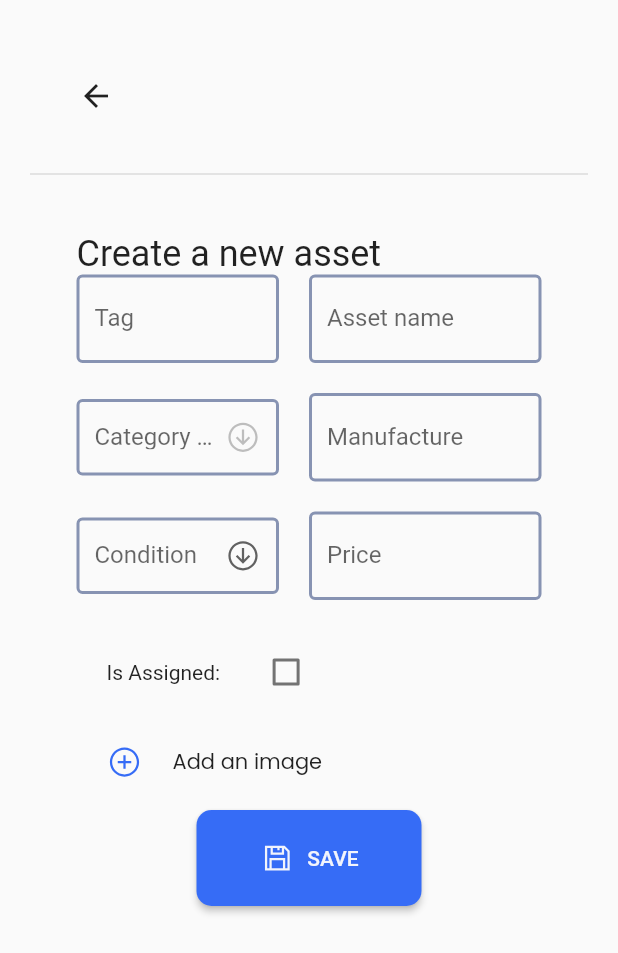
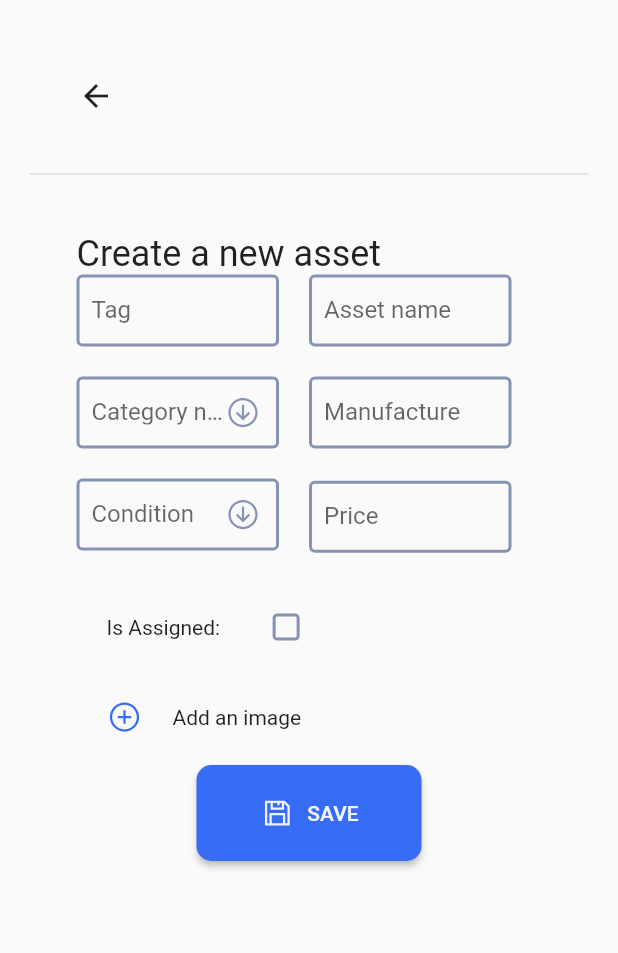
Before and after one commit to tcmhoang/AMS, a Flutter app: the screen it shows after launch, in the side drawer, after a tap on "Add asset", on a phone screen of 412 x 824 dp. Shown: the top 953 px of the screen. Run offline on Flutter 3.47's test engine with Material 2 defaults, Android fonts, the phone set to English and light mode, and no system bars; our stand-ins replace datetime_picker_formfield, dropdown_search, flash, freezed_annotation, google_fonts, line_icons and 4 more; missing offline and left inert: file_selector, flex_color_picker, flutter_simple_dependency_injection, window_size; accounts and stored records are empty.

Commit message:
Replace all input form fields and clean up code

```diff
--- a/lib/app.dart
+++ b/lib/app.dart
@@ -23,6 +23,7 @@ class App extends StatelessWidget {
               },
             ),
             fontFamily: GoogleFonts.roboto().fontFamily,
+            unselectedWidgetColor: kGrayColor,
             colorScheme: const ColorScheme.light(
               primary: kPrimaryColor,
               secondary: kSecondaryColor,
--- a/lib/components/category_creation_modal.dart
+++ b/lib/components/category_creation_modal.dart
@@ -108,7 +108,7 @@ class CategoryCreationModalState extends State<CategoryCreationModal> {
         'Select color shade',
         style: Theme.of(context).textTheme.subtitle1,
       ),
-      wheelDiameter: 155,
+      wheelDiameter: 150,
       width: colorSize,
       height: colorSize,
       columnSpacing: kDefaultPadding * .8,
--- /dev/null
+++ b/lib/components/form_utils.dart
@@ -0,0 +1,58 @@
+import 'dart:io';
+import 'dart:typed_data';
+
+import 'package:file_selector/file_selector.dart';
+import 'package:flutter/material.dart';
+import 'package:intl/intl.dart';
+import 'package:path/path.dart' as p;
+import 'package:path_provider/path_provider.dart';
+import 'package:styled_widget/styled_widget.dart';
+
+import '../config/constansts.dart';
+import '../config/extensions.dart';
+
+final DateFormat dateFormatter = DateFormat('MM-dd-yyyy');
+final XTypeGroup imgGrp = XTypeGroup(
+  label: 'images',
+  extensions: <String>['jpg', 'png'],
+);
+
+InputDecoration getDefaultInputDecoration({
+  required String title,
+  Widget? suffix,
+}) =>
+    InputDecoration(
+      labelText: title,
+      suffix: suffix,
+      border: const OutlineInputBorder(),
+      enabledBorder: const OutlineInputBorder(
+        borderSide: BorderSide(width: 2, color: kGrayColor),
+      ),
+      contentPadding: const EdgeInsets.all(10),
+    );
+bool _isFieldEmpty(String? val) => val != null && val.isEmpty;
+
+Widget renderDefaultFieldForm(
+  TextEditingController controller,
+  String name, {
+  Widget? suffix,
+}) =>
+    TextFormField(
+      controller: controller,
+      validator: (String? val) => _isFieldEmpty(val)
+          ? 'The ${name.toLowerCase()} cannot be empty'
+          : null,
+      decoration: getDefaultInputDecoration(title: name.inCaps, suffix: suffix),
+    ).padding(bottom: kDefaultPadding, right: kDefaultPadding);
+
+Future<File> saveImage(Uint8List binaries) async {
+  final Directory tmp = await getApplicationDocumentsDirectory();
+  final String path = p.join(tmp.path, kAppDir, 'images');
+  await Directory(path).create(recursive: true);
+  final File img = File(
+    p.join(path, '${DateTime.now().microsecondsSinceEpoch}.png'),
+  );
+  await img.create();
+  await img.writeAsBytes(binaries);
+  return img;
+}
--- a/lib/pages/detail/components/asset_details.dart
+++ b/lib/pages/detail/components/asset_details.dart
@@ -6,18 +6,17 @@ import 'package:file_selector/file_selector.dart';
 import 'package:flutter/cupertino.dart';
 import 'package:flutter/material.dart';
 import 'package:flutter/painting.dart';
-import 'package:flutter/services.dart';
 import 'package:flutter/widgets.dart';
-import 'package:google_fonts/google_fonts.dart';
 import 'package:line_icons/line_icon.dart';
-import 'package:lsv_ams/config/responsive.dart';
 import 'package:path/path.dart' as p;
 import 'package:path_provider/path_provider.dart';
 import 'package:styled_widget/styled_widget.dart';
 
 import '../../../components/flash.dart';
+import '../../../components/form_utils.dart';
 import '../../../config/constansts.dart';
 import '../../../config/currency_formatter.dart';
+import '../../../config/responsive.dart';
 import '../../../domains/asset_repository/asset_repository.dart' as assets;
 import '../../../domains/asset_repository/src/asset_model.dart';
 import '../../../domains/asset_type_repository/asset_type_repository.dart'
@@ -40,7 +39,7 @@ class AssetDetailsState extends State<AssetDetails> {
   final GlobalKey<FormState> _formKey = GlobalKey<FormState>();
 
   final TextEditingController _tagController = TextEditingController();
-  final TextEditingController _fNameController = TextEditingController();
+  final TextEditingController _assetNameController = TextEditingController();
   final TextEditingController _manufacturerController = TextEditingController();
   final TextEditingController _priceController = TextEditingController();
   final TextEditingController _conditionController = TextEditingController();
@@ -68,7 +67,7 @@ class AssetDetailsState extends State<AssetDetails> {
           ).alignment(Alignment.centerLeft),
         <Widget>[
           _renderTag(context),
-          _renderName(context),
+          _renderAssetName(context),
         ].toRow(),
         <Widget>[
           _renderType(context),
@@ -101,7 +100,7 @@ class AssetDetailsState extends State<AssetDetails> {
       if (widget.data != null) {
         final Asset tmp = widget.data!;
         _tagController.text = tmp.tag;
-        _fNameController.text = tmp.name;
+        _assetNameController.text = tmp.name;
         _manufacturerController.text = tmp.make;
         _priceController.text =
             CurrencyFormatter.formatter.format(tmp.originalPrice);
@@ -112,7 +111,7 @@ class AssetDetailsState extends State<AssetDetails> {
         _assignedUserId = tmp.userId;
       } else {
         _tagController.text = '';
-        _fNameController.text = '';
+        _assetNameController.text = '';
         _manufacturerController.text = '';
         _conditionController.text = 'New';
         _priceController.text = '';
@@ -141,12 +140,12 @@ class AssetDetailsState extends State<AssetDetails> {
           await assets.create(
             Asset(
               _tagController.text,
-              _fNameController.text,
+              _assetNameController.text,
               _selectedCategoryId,
               _isAssigned == true ? _assignedUserId : 0,
               _manufacturerController.text,
-              DateTime.now().microsecondsSinceEpoch,
-              DateTime.now().microsecondsSinceEpoch,
+              DateTime.now().millisecondsSinceEpoch,
+              DateTime.now().millisecondsSinceEpoch,
               _conditionController.text,
               _image,
               1,
@@ -166,32 +165,11 @@ class AssetDetailsState extends State<AssetDetails> {
     );
   }
 
-  Widget _renderTag(BuildContext context) => TextFormField(
-        controller: _tagController,
-        validator: (String? tag) =>
-            tag != null && tag.isEmpty ? 'The tag cannot be empty' : null,
-        decoration: const InputDecoration(
-          labelText: 'Tag',
-          border: OutlineInputBorder(),
-          enabledBorder: OutlineInputBorder(
-            borderSide: BorderSide(width: 2, color: kGrayColor),
-          ),
-        ),
-      ).padding(bottom: kDefaultPadding, right: kDefaultPadding).expanded();
+  Widget _renderTag(BuildContext context) =>
+      renderDefaultFieldForm(_tagController, 'tag').expanded();
 
-  Widget _renderName(BuildContext context) => TextFormField(
-        controller: _fNameController,
-        validator: (String? name) => name != null && name.isEmpty
-            ? 'The asset name cannot be empty'
-            : null,
-        decoration: const InputDecoration(
-          labelText: 'Asset name',
-          border: OutlineInputBorder(),
-          enabledBorder: OutlineInputBorder(
-            borderSide: BorderSide(width: 2, color: kGrayColor),
-          ),
-        ),
-      ).padding(bottom: kDefaultPadding).expanded();
+  Widget _renderAssetName(BuildContext context) =>
+      renderDefaultFieldForm(_assetNameController, 'asset name').expanded();
 
   Widget _renderType(BuildContext context) {
     return FutureBuilder<List<AssetType>>(
@@ -201,16 +179,13 @@ class AssetDetailsState extends State<AssetDetails> {
           final List<AssetType> data = snapshot.data!;
           return DropdownButtonFormField<int>(
             value: _data == null || _data!.typeId == 0 ? null : _data!.typeId,
-            icon: LineIcon.arrowCircleDown(),
+            icon: LineIcon.arrowCircleDown(
+              size: 24,
+              color: kGrayColor,
+            ),
             iconSize: 24,
             elevation: 16,
-            decoration: const InputDecoration(
-              labelText: 'Category name',
-              border: OutlineInputBorder(),
-              enabledBorder: OutlineInputBorder(
-                borderSide: BorderSide(width: 2, color: kGrayColor),
-              ),
-            ),
+            decoration: getDefaultInputDecoration(title: 'Category name'),
             style: Theme.of(context).textTheme.bodyText2,
             onChanged: (int? id) => _selectedCategoryId = id!,
             items: data
@@ -222,8 +197,10 @@ class AssetDetailsState extends State<AssetDetails> {
                 )
                 .toList(),
           )
-              .height(51)
-              .padding(bottom: kDefaultPadding, right: kDefaultPadding)
+              .padding(
+                bottom: kDefaultPadding,
+                right: kDefaultPadding,
+              )
               .expanded();
         } else {
           return const CircularProgressIndicator();
@@ -237,16 +214,13 @@ class AssetDetailsState extends State<AssetDetails> {
         value: _conditionController.text.isEmpty
             ? null
             : _conditionController.text,
-        icon: LineIcon.arrowCircleDown(),
+        icon: LineIcon.arrowCircleDown(
+          size: 24,
+          color: kGrayColor,
+        ),
         iconSize: 24,
         elevation: 16,
-        decoration: const InputDecoration(
-          labelText: 'Condition',
-          border: OutlineInputBorder(),
-          enabledBorder: OutlineInputBorder(
-            borderSide: BorderSide(width: 2, color: kGrayColor),
-          ),
-        ),
+        decoration: getDefaultInputDecoration(title: 'Condition'),
         style: Theme.of(context).textTheme.bodyText2,
         onChanged: (String? value) {
           setState(() {
@@ -264,35 +238,20 @@ class AssetDetailsState extends State<AssetDetails> {
           .padding(bottom: kDefaultPadding, right: kDefaultPadding)
           .expanded();
 
-  Widget _renderManufacture(BuildContext context) => TextFormField(
-        controller: _manufacturerController,
-        decoration: const InputDecoration(
-          labelText: 'Manufacture',
-          border: OutlineInputBorder(),
-          enabledBorder: OutlineInputBorder(
-            borderSide: BorderSide(width: 2, color: kGrayColor),
-          ),
-        ),
-      ).padding(bottom: kDefaultPadding).expanded();
+  Widget _renderManufacture(BuildContext context) =>
+      renderDefaultFieldForm(_manufacturerController, 'manufacture').expanded();
 
-  Widget _renderPrice(BuildContext context) => TextFormField(
-        controller: _priceController,
-        validator: (String? price) => price != null && price.isEmpty
-            ? 'The asset name cannot be empty'
-            : null,
-        inputFormatters: <TextInputFormatter>[CurrencyFormatter()],
-        decoration: const InputDecoration(
-          labelText: 'Price',
-          suffix: Text('VNĐ'),
-          border: OutlineInputBorder(),
-          enabledBorder: OutlineInputBorder(
-            borderSide: BorderSide(width: 2, color: kGrayColor),
-          ),
-        ),
-      ).padding(bottom: kDefaultPadding).expanded();
+  Widget _renderPrice(BuildContext context) => renderDefaultFieldForm(
+        _priceController,
+        'price',
+        suffix: const Text('VND'),
+      ).expanded();
 
   Widget _renderIsAssigned(BuildContext context) => Checkbox(
         checkColor: Colors.white,
+        shape: const RoundedRectangleBorder(
+          borderRadius: BorderRadius.all(Radius.circular(3)),
+        ),
         value: _isAssigned,
         onChanged: (bool? value) {
           setState(() {
@@ -309,19 +268,16 @@ class AssetDetailsState extends State<AssetDetails> {
             return DropdownSearch<String>(
               dropDownButton: RotatedBox(
                 quarterTurns: -1,
-                child: LineIcon.search(),
+                child: LineIcon.search(
+                  size: 24,
+                  color: kGrayColor,
+                ),
               ),
               mode: Mode.MENU,
               showSearchBox: true,
               showSelectedItem: true,
-              dropdownSearchDecoration: const InputDecoration(
-                labelText: 'Category name',
-                border: OutlineInputBorder(),
-                enabledBorder: OutlineInputBorder(
-                  borderSide: BorderSide(width: 2, color: kGrayColor),
-                ),
-                contentPadding: EdgeInsets.all(10),
-              ),
+              dropdownSearchDecoration:
+                  getDefaultInputDecoration(title: 'Category name'),
               items:
                   data.map((User e) => '${e.userId}    ${e.fullName}').toList(),
               label: 'User assigned',
@@ -337,7 +293,7 @@ class AssetDetailsState extends State<AssetDetails> {
                   : '$_assignedUserId    ${data.firstWhere((User element) => element.userId == _assignedUserId).fullName}',
             ).expanded();
           } else
-            return const CircularProgressIndicator();
+            return const CircularProgressIndicator().expanded();
         },
       );
 
@@ -348,9 +304,8 @@ class AssetDetailsState extends State<AssetDetails> {
                   size: 24,
                   color: kPrimaryColor,
                 ),
-                Text(
+                const Text(
                   'Add an image',
-                  style: GoogleFonts.poppins(),
                 ).padding(horizontal: kDefaultPadding)
               ]
                 .toRow(mainAxisSize: MainAxisSize.min)
```
Also changed, not shown: lib/config/extensions.dart (+10 -0 lines), lib/pages/detail/components/user_details.dart (+30 -73 lines).
